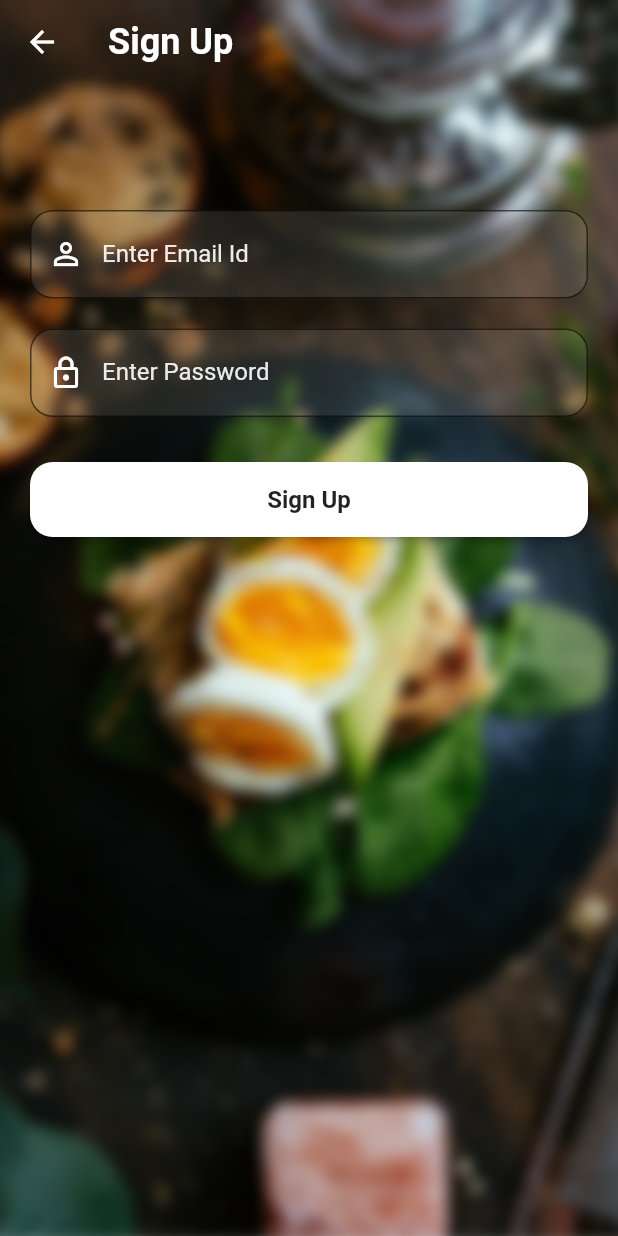
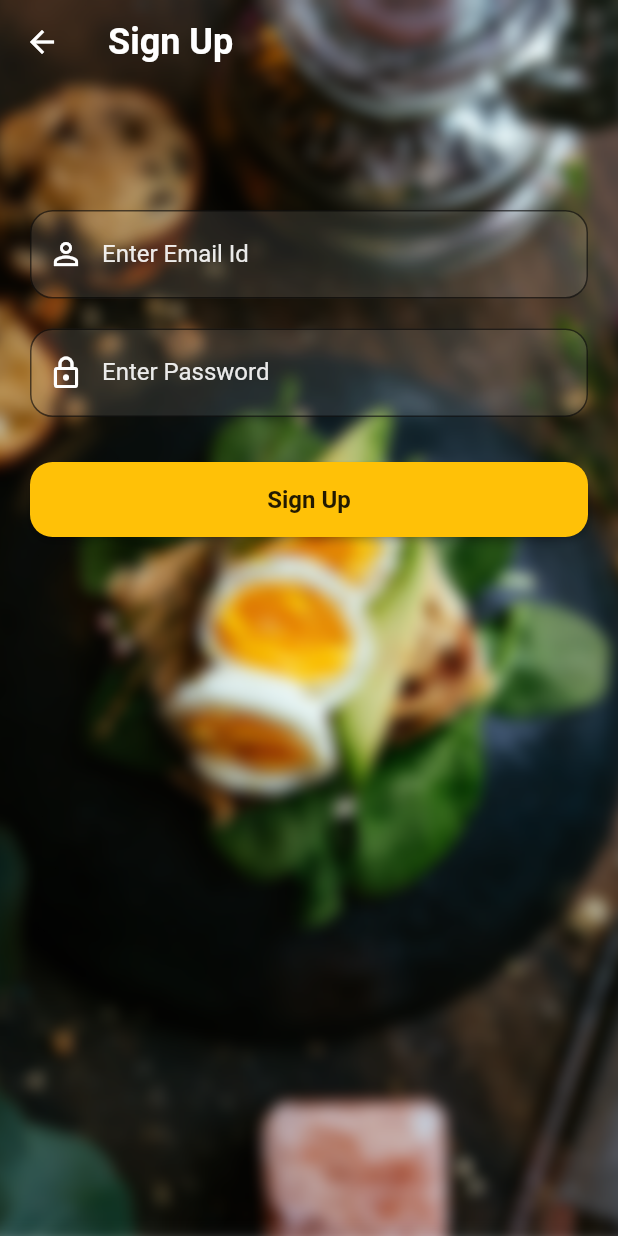
Before and after one commit to Luxurate/Excess_Food_Doantion-App, a Flutter app: the screen it shows after launch, after a tap on "Sign Up", on a phone screen of 412 x 824 dp. Run offline on Flutter 3.47's test engine with Material 2 defaults, Android fonts, the phone set to English and light mode, and no system bars; our stand-ins replace cached_network_image, carousel_slider, cloud_firestore, firebase_auth, firebase_core, firebase_storage and 10 more; missing offline and left inert: flutter_phone_direct_caller; accounts and stored records are empty; network calls fail; project files that could hold a hidden picture were left out.

Commit message:
ui changes , auto location picker, minor ui changes

```diff
--- a/lib/SplashScreen.dart
+++ b/lib/SplashScreen.dart
@@ -1,43 +1,54 @@
-import 'package:firebase_auth/firebase_auth.dart';
+import 'dart:async';
 import 'package:flutter/material.dart';
-import 'screens/opening_screen.dart';
+import 'package:cached_network_image/cached_network_image.dart';
+import 'package:flutter_spinkit/flutter_spinkit.dart';
+import 'package:fooddonation/screens/signin_screen.dart';
 
+class SplashScreen extends StatefulWidget {
+  @override
+  _SplashScreenState createState() => _SplashScreenState();
+}
 
-
-import 'screens/signin_screen.dart';
-class SplashPage extends StatefulWidget {
-  const SplashPage({super.key});
+class _SplashScreenState extends State<SplashScreen> {
+  @override
+  void initState() {
+    super.initState();
+    Timer(Duration(seconds: 7), () {
+      // Navigate to the home screen after 3 seconds
+      Navigator.of(context).pushReplacement(
+        MaterialPageRoute(builder: (BuildContext context) => SignInScreen()),
+      );
+    });
+  }
 
   @override
-  State<SplashPage> createState() => _SplashPageState();
-}
-
-class _SplashPageState extends State<SplashPage> {
-  final auth = FirebaseAuth.instance;
-  @override
   Widget build(BuildContext context) {
-    //show screen for 2 secs
-    Future.delayed(const Duration(seconds: 2), () {
-      //if user is authenticated then move to AuthPage else move to MainActivityPage
-      if (auth.currentUser == null) {
-        Navigator.pushReplacement(
-          context,
-          MaterialPageRoute(builder: (_) => const SignInScreen()),
-        );
-      } else {
-        Navigator.pushReplacement(
-          context,
-          MaterialPageRoute(builder: (_) =>  OpeningScreen()),
-        );
-      }
-
-    });
-
     return Scaffold(
+      backgroundColor: Colors.white,
       body: Center(
-          child: FlutterLogo(
-            size: 100,
-          )),
+        child: CachedNetworkImage(
+          imageUrl: 'https://media.tenor.com/-E25PiqG8FkAAAAC/upload-loading.gif',
+          placeholder: (context, url) => SpinKitDoubleBounce(
+            color: Colors.blue,
+            size: 50.0,
+          ),
+          errorWidget: (context, url, error) => Icon(Icons.error),
+        ),
+      ),
     );
   }
 }
+
+class HomeScreen extends StatelessWidget {
+  @override
+  Widget build(BuildContext context) {
+    return Scaffold(
+      appBar: AppBar(
+        title: Text('Home Screen'),
+      ),
+      body: Center(
+        child: Text('Welcome to the Home Screen!'),
+      ),
+    );
+  }
+}
--- a/lib/main.dart
+++ b/lib/main.dart
@@ -26,7 +26,7 @@ class MyApp extends StatelessWidget {
 
         primarySwatch: Colors.blue,
       ),
-      home: const SplashPage(),
+      home:  SplashScreen(),
     );
   }
 }
--- a/lib/reusable_widgets/reusable_widget.dart
+++ b/lib/reusable_widgets/reusable_widget.dart
@@ -59,9 +59,9 @@ Container firebaseUIButton(BuildContext context, String title, Function onTap) {
       style: ButtonStyle(
           backgroundColor: MaterialStateProperty.resolveWith((states) {
             if (states.contains(MaterialState.pressed)) {
-              return Colors.orange;
+              return Colors.black;
             }
-            return Colors.white;
+            return Colors.amber;
           }),
 
 
--- a/lib/screens/opening_screen.dart
+++ b/lib/screens/opening_screen.dart
@@ -91,7 +91,7 @@ class OpeningScreen extends StatelessWidget {
             SizedBox(height: 10),
             Expanded(
               child: Image.asset(
-                'assets/barb.png',
+                'assets/barb1.png',
                 fit: BoxFit.fitWidth,
                 alignment: Alignment.bottomCenter,
                 width: 300,
--- a/pubspec.yaml
+++ b/pubspec.yaml
@@ -74,6 +74,11 @@ dependencies:
   geocoding: ^2.1.0
   location: ^4.4.0
   liquid_pull_to_refresh: ^3.0.1
+  flutter_spinkit: ^5.2.0
+  another_flutter_splash_screen: ^1.1.4
+  flutter_splash_screen: ^1.0.0+6
+  flutter_native_splash: ^2.2.19
+
 
 
 
```
Also changed, not shown: flutter_native_splash.yaml (added, +15 -0 lines), lib/common/theme_helper.dart (+4 -4 lines), lib/screens/DonateScreen.dart (+12 -8 lines), lib/screens/ItemScreen.dart (+7 -7 lines), assets/barb1.png (added), assets/example.gif (added), pubspec.lock.
